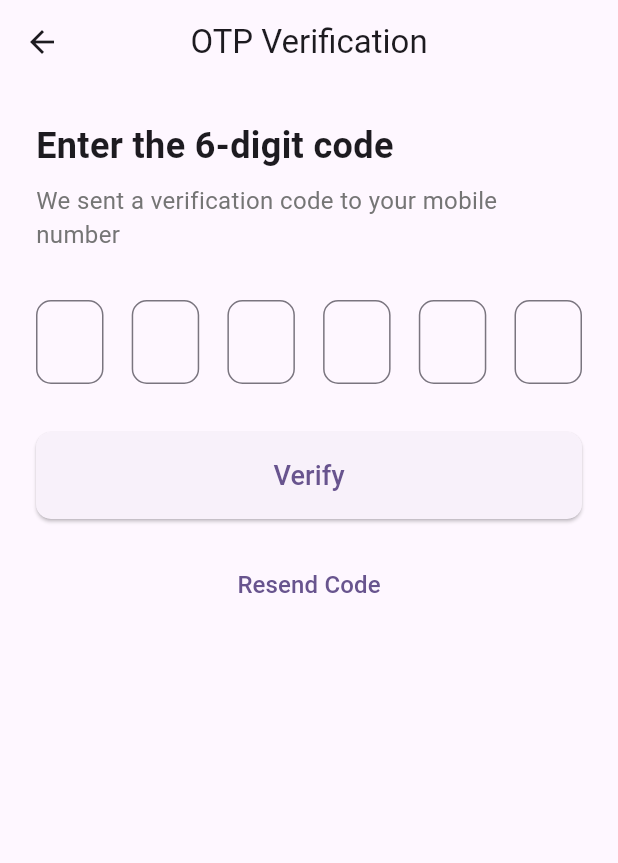
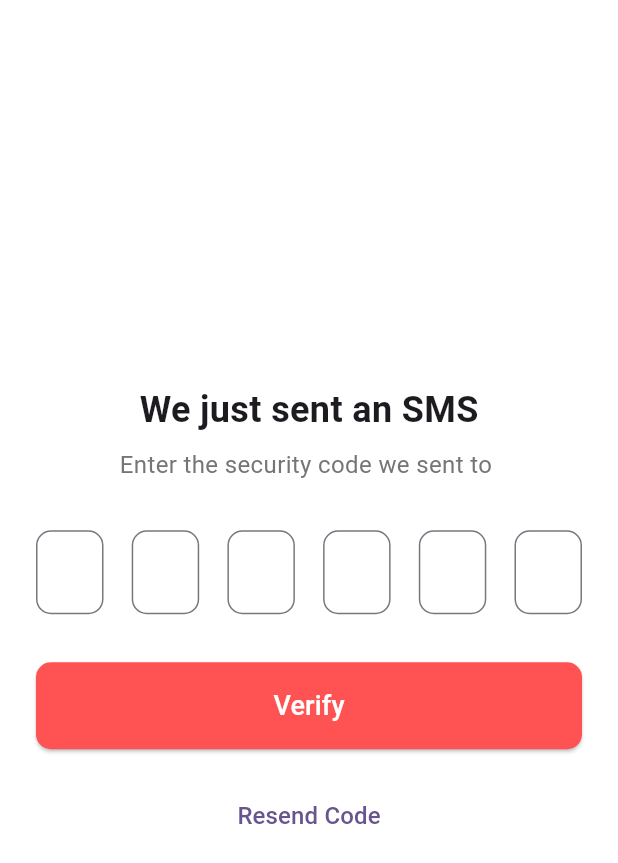
Before and after one commit to vedu3241/project_dabbawala, a Flutter app: the LoginScreen screen opened directly, after a tap on "Sign up here", on a phone screen of 412 x 824 dp. Shown: the top 863 px of the screen. Run offline on Flutter 3.47's test engine with Material 3 defaults, Android fonts, the phone set to English and light mode, and no system bars; our stand-ins replace animated_bottom_navigation_bar, cloud_firestore, firebase_auth, firebase_core, firebase_messaging, fl_chart and 10 more; missing offline and left inert: insta_image_viewer; accounts and stored records are empty.

Commit message:
minor changes

```diff
--- a/lib/features/Authentication/screens/LoginPage/login_screen.dart
+++ b/lib/features/Authentication/screens/LoginPage/login_screen.dart
@@ -33,7 +33,9 @@ class _LoginScreenState extends State<LoginScreen> {
 
     if (isSuccess) {
       // Navigate to the OTP screen!
-      Get.to(OtpScreen());
+      Get.to(OtpScreen(
+        mobileNo: mobileNo,
+      ));
     } else {
       // Show error message if login failed
       THelperFunctions.showSnackBar("Login failed");
@@ -117,7 +119,9 @@ class _LoginScreenState extends State<LoginScreen> {
                         style: GoogleFonts.ubuntu(color: Colors.grey)),
                     GestureDetector(
                       onTap: () {
-                        Get.to(OtpScreen());
+                        Get.to(OtpScreen(
+                          mobileNo: mobileNoController.text,
+                        ));
                       },
                       child: Text("sign_up_here".tr,
                           style: GoogleFonts.ubuntu(
--- a/lib/features/Authentication/screens/LoginPage/otp_screen.dart
+++ b/lib/features/Authentication/screens/LoginPage/otp_screen.dart
@@ -7,8 +7,9 @@ import 'package:get/get.dart';
 import 'package:get/get_core/src/get_main.dart';
 
 class OtpScreen extends StatefulWidget {
-  const OtpScreen({super.key});
+  OtpScreen({super.key, required this.mobileNo});
 
+  String mobileNo;
   @override
   State<OtpScreen> createState() => _OtpScreenState();
 }
@@ -73,24 +74,22 @@ class _OtpScreenState extends State<OtpScreen> {
   @override
   Widget build(BuildContext context) {
     return Scaffold(
-      appBar: AppBar(
-        title: const Text('OTP Verification'),
-        centerTitle: true,
-      ),
+      backgroundColor: Colors.white,
       body: Padding(
         padding: const EdgeInsets.all(24.0),
         child: Form(
           key: _formKey,
           child: Column(
-            crossAxisAlignment: CrossAxisAlignment.start,
+            crossAxisAlignment: CrossAxisAlignment.center,
+            mainAxisAlignment: MainAxisAlignment.center,
             children: [
               const Text(
-                'Enter the 6-digit code',
+                'We just sent an SMS',
                 style: TextStyle(fontSize: 24, fontWeight: FontWeight.bold),
               ),
               const SizedBox(height: 8),
               Text(
-                'We sent a verification code to your mobile number',
+                'Enter the security code we sent to ${widget.mobileNo}',
                 style: TextStyle(
                   fontSize: 16,
                   color: Colors.grey[600],
@@ -133,6 +132,7 @@ class _OtpScreenState extends State<OtpScreen> {
                 child: ElevatedButton(
                   onPressed: _submitOtp,
                   style: ElevatedButton.styleFrom(
+                    backgroundColor: Colors.redAccent,
                     padding: const EdgeInsets.symmetric(vertical: 16),
                     shape: RoundedRectangleBorder(
                       borderRadius: BorderRadius.circular(10),
@@ -140,7 +140,7 @@ class _OtpScreenState extends State<OtpScreen> {
                   ),
                   child: const Text(
                     'Verify',
-                    style: TextStyle(fontSize: 18),
+                    style: TextStyle(fontSize: 18, color: Colors.white),
                   ),
                 ),
               ),
--- a/lib/utils/constants/used_constants.dart
+++ b/lib/utils/constants/used_constants.dart
@@ -1,6 +1,10 @@
 class UsedConstants {
   // static String baseUrl = "http://127.0.0.1:5000/api";
-  static String baseUrl = "http://10.0.2.2:5000/api";
+  // 10.0.2.2
+  // static String baseUrl = "http://192.168.1.35:5000/api";
+
+  static String baseUrl = "https://b85t02mg-5000.inc1.devtunnels.ms/api";
+
   // static String baseUrl = "https://dabbewala-u07u.onrender.com/api";
 
   static String authToken =
```
Also changed, not shown: lib/Customer/CustomerLogin/pages/Calendar/controller/calendar_controller.dart (deleted, +0 -19 lines), lib/Customer/CustomerLogin/pages/Calendar/model/calendar_model.dart (deleted, +0 -13 lines), lib/Customer/CustomerLogin/pages/Calendar/pages/calendar_screen.dart (deleted, +0 -94 lines), lib/main.dart (+0 -139 lines), pubspec.yaml (+1 -9 lines), pubspec.lock.
